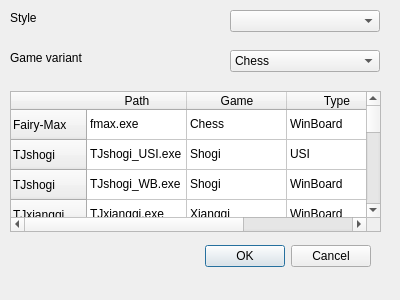
Qt form settingsdialog.ui (fire-lizard/QBoard) before a commit.
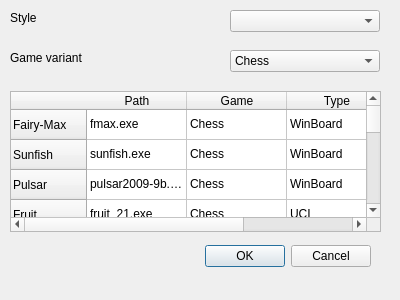
The same form after that commit.

Patch:
```diff
--- a/settingsdialog.ui
+++ b/settingsdialog.ui
@@ -68,27 +68,12 @@
    </row>
    <row>
     <property name="text">
-     <string>TJshogi</string>
+     <string>Sunfish</string>
     </property>
    </row>
    <row>
     <property name="text">
-     <string>TJshogi</string>
-    </property>
-   </row>
-   <row>
-    <property name="text">
-     <string>TJxiangqi</string>
-    </property>
-   </row>
-   <row>
-    <property name="text">
-     <string>TJchess_1.3</string>
-    </property>
-   </row>
-   <row>
-    <property name="text">
-     <string>EleEye</string>
+     <string>Pulsar</string>
     </property>
    </row>
    <row>
@@ -98,12 +83,22 @@
    </row>
    <row>
     <property name="text">
-     <string>LaramieV3</string>
+     <string>Rybka232a</string>
     </property>
    </row>
    <row>
     <property name="text">
-     <string>Qianhong</string>
+     <string>Stockfish</string>
+    </property>
+   </row>
+   <row>
+    <property name="text">
+     <string>komodo-9</string>
+    </property>
+   </row>
+   <row>
+    <property name="text">
+     <string>TJchess_1.3</string>
     </property>
    </row>
    <row>
@@ -111,21 +106,61 @@
      <string>Fairy-Max</string>
     </property>
    </row>
-   <row>
-    <property name="text">
-     <string>Pulsar</string>
-    </property>
-   </row>
    <row>
     <property name="text">
      <string>HaQi</string>
     </property>
    </row>
+   <row>
+    <property name="text">
+     <string>EleEye</string>
+    </property>
+   </row>
+   <row>
+    <property name="text">
+     <string>Qianhong</string>
+    </property>
+   </row>
+   <row>
+    <property name="text">
+     <string>TJxiangqi</string>
+    </property>
+   </row>
    <row>
     <property name="text">
      <string>Shokidoki</string>
     </property>
    </row>
+   <row>
+    <property name="text">
+     <string>LaramieV3</string>
+    </property>
+   </row>
+   <row>
+    <property name="text">
+     <string>TJshogi</string>
+    </property>
+   </row>
+   <row>
+    <property name="text">
+     <string>TJshogi</string>
+    </property>
+   </row>
+   <row>
+    <property name="text">
+     <string>TJshogi</string>
+    </property>
+   </row>
+   <row>
+    <property name="text">
+     <string>TJshogi</string>
+    </property>
+   </row>
+   <row>
+    <property name="text">
+     <string>HaChu</string>
+    </property>
+   </row>
    <column>
     <property name="text">
      <string>Path</string>
@@ -158,27 +193,27 @@
    </item>
    <item row="1" column="0">
     <property name="text">
-     <string>TJshogi_USI.exe</string>
+     <string>sunfish.exe</string>
     </property>
    </item>
    <item row="1" column="1">
     <property name="text">
-     <string>Shogi</string>
+     <string>Chess</string>
     </property>
    </item>
    <item row="1" column="2">
     <property name="text">
-     <string>USI</string>
+     <string>WinBoard</string>
     </property>
    </item>
    <item row="2" column="0">
     <property name="text">
-     <string>TJshogi_WB.exe</string>
+     <string>pulsar2009-9b.exe</string>
     </property>
    </item>
    <item row="2" column="1">
     <property name="text">
-     <string>Shogi</string>
+     <string>Chess</string>
     </property>
    </item>
    <item row="2" column="2">
@@ -188,22 +223,22 @@
    </item>
    <item row="3" column="0">
     <property name="text">
-     <string>TJxiangqi.exe</string>
+     <string>fruit_21.exe</string>
     </property>
    </item>
    <item row="3" column="1">
     <property name="text">
-     <string>Xiangqi</string>
+     <string>Chess</string>
     </property>
    </item>
    <item row="3" column="2">
     <property name="text">
-     <string>WinBoard</string>
+     <string>UCI</string>
     </property>
    </item>
    <item row="4" column="0">
     <property name="text">
-     <string>TJchessWB_1.3_64bit</string>
+     <string>Rybkav2.3.2a.mp.x64.exe</string>
     </property>
    </item>
    <item row="4" column="1">
@@ -213,27 +248,27 @@
    </item>
    <item row="4" column="2">
     <property name="text">
-     <string>WinBoard</string>
+     <string>UCI</string>
     </property>
    </item>
    <item row="5" column="0">
     <property name="text">
-     <string>ELEEYE.EXE</string>
+     <string>Stockfish.exe</string>
     </property>
    </item>
    <item row="5" column="1">
     <property name="text">
-     <string>Xiangqi</string>
+     <string>Chess</string>
     </property>
    </item>
    <item row="5" column="2">
     <property name="text">
-     <string>UCCI</string>
+     <string>UCI</string>
     </property>
    </item>
    <item row="6" column="0">
     <property name="text">
-     <string>fruit_21.exe</string>
+     <string>komodo-9.02-64bit.exe</string>
     </property>
    </item>
    <item row="6" column="1">
@@ -248,22 +283,22 @@
    </item>
    <item row="7" column="0">
     <property name="text">
-     <string>LaramieV3.exe</string>
+     <string>TJchessWB_1.3_64bit</string>
     </property>
    </item>
    <item row="7" column="1">
     <property name="text">
-     <string>Shogi</string>
+     <string>Chess</string>
     </property>
    </item>
    <item row="7" column="2">
     <property name="text">
-     <string>USI</string>
+     <string>WinBoard</string>
     </property>
    </item>
    <item row="8" column="0">
     <property name="text">
-     <string>QHPlugin.exe</string>
+     <string>MaxQi.exe</string>
     </property>
    </item>
    <item row="8" column="1">
@@ -273,12 +308,12 @@
    </item>
    <item row="8" column="2">
     <property name="text">
-     <string>Qianhong</string>
+     <string>WinBoard</string>
     </property>
    </item>
    <item row="9" column="0">
     <property name="text">
-     <string>MaxQi.exe</string>
+     <string>haqikid.exe</string>
     </property>
    </item>
    <item row="9" column="1">
@@ -293,22 +328,22 @@
    </item>
    <item row="10" column="0">
     <property name="text">
-     <string>pulsar2009-9b.exe</string>
+     <string>ELEEYE.EXE</string>
     </property>
    </item>
    <item row="10" column="1">
     <property name="text">
-     <string>Chess</string>
+     <string>Xiangqi</string>
     </property>
    </item>
    <item row="10" column="2">
     <property name="text">
-     <string>WinBoard</string>
+     <string>UCCI</string>
     </property>
    </item>
    <item row="11" column="0">
     <property name="text">
-     <string>haqikid.exe</string>
+     <string>QHPlugin.exe</string>
     </property>
    </item>
    <item row="11" column="1">
@@ -318,17 +353,17 @@
    </item>
    <item row="11" column="2">
     <property name="text">
-     <string>WinBoard</string>
+     <string>Qianhong</string>
     </property>
    </item>
    <item row="12" column="0">
     <property name="text">
-     <string>sdk09s.exe</string>
+     <string>TJxiangqi.exe</string>
     </property>
    </item>
    <item row="12" column="1">
     <property name="text">
-     <string>Shogi</string>
+     <string>Xiangqi</string>
     </property>
    </item>
    <item row="12" column="2">
@@ -336,6 +371,111 @@
      <string>WinBoard</string>
     </property>
    </item>
+   <item row="13" column="0">
+    <property name="text">
+     <string>sdk09s.exe</string>
+    </property>
+   </item>
+   <item row="13" column="1">
+    <property name="text">
+     <string>Shogi</string>
+    </property>
+   </item>
+   <item row="13" column="2">
+    <property name="text">
+     <string>WinBoard</string>
+    </property>
+   </item>
+   <item row="14" column="0">
+    <property name="text">
+     <string>LaramieV3.exe</string>
+    </property>
+   </item>
+   <item row="14" column="1">
+    <property name="text">
+     <string>Shogi</string>
+    </property>
+   </item>
+   <item row="14" column="2">
+    <property name="text">
+     <string>USI</string>
+    </property>
+   </item>
+   <item row="15" column="0">
+    <property name="text">
+     <string>TJshogi_USI.exe</string>
+    </property>
+   </item>
+   <item row="15" column="1">
+    <property name="text">
+     <string>Shogi</string>
+    </property>
+   </item>
+   <item row="15" column="2">
+    <property name="text">
+     <string>USI</string>
+    </property>
+   </item>
+   <item row="16" column="0">
+    <property name="text">
+     <string>TJshogi_WB.exe</string>
+    </property>
+   </item>
+   <item row="16" column="1">
+    <property name="text">
+     <string>Shogi</string>
+    </property>
+   </item>
+   <item row="16" column="2">
+    <property name="text">
+     <string>WinBoard</string>
+    </property>
+   </item>
+   <item row="17" column="0">
+    <property name="text">
+     <string>TJshogi5x5_USI.exe</string>
+    </property>
+   </item>
+   <item row="17" column="1">
+    <property name="text">
+     <string>MiniShogi</string>
+    </property>
+   </item>
+   <item row="17" column="2">
+    <property name="text">
+     <string>USI</string>
+    </property>
+   </item>
+   <item row="18" column="0">
+    <property name="text">
+     <string>TJshogi5x5_WB.exe</string>
+    </property>
+   </item>
+   <item row="18" column="1">
+    <property name="text">
+     <string>MiniShogi</string>
+    </property>
+   </item>
+   <item row="18" column="2">
+    <property name="text">
+     <string>WinBoard</string>
+    </property>
+   </item>
+   <item row="19" column="0">
+    <property name="text">
+     <string>HaChu.exe</string>
+    </property>
+   </item>
+   <item row="19" column="1">
+    <property name="text">
+     <string>Chu Shogi</string>
+    </property>
+   </item>
+   <item row="19" column="2">
+    <property name="text">
+     <string>WinBoard</string>
+    </property>
+   </item>
   </widget>
   <widget class="QComboBox" name="variantsComboBox">
    <property name="geometry">
```
Left out of the diff: 2 changed lines with no effect on the pictures.
